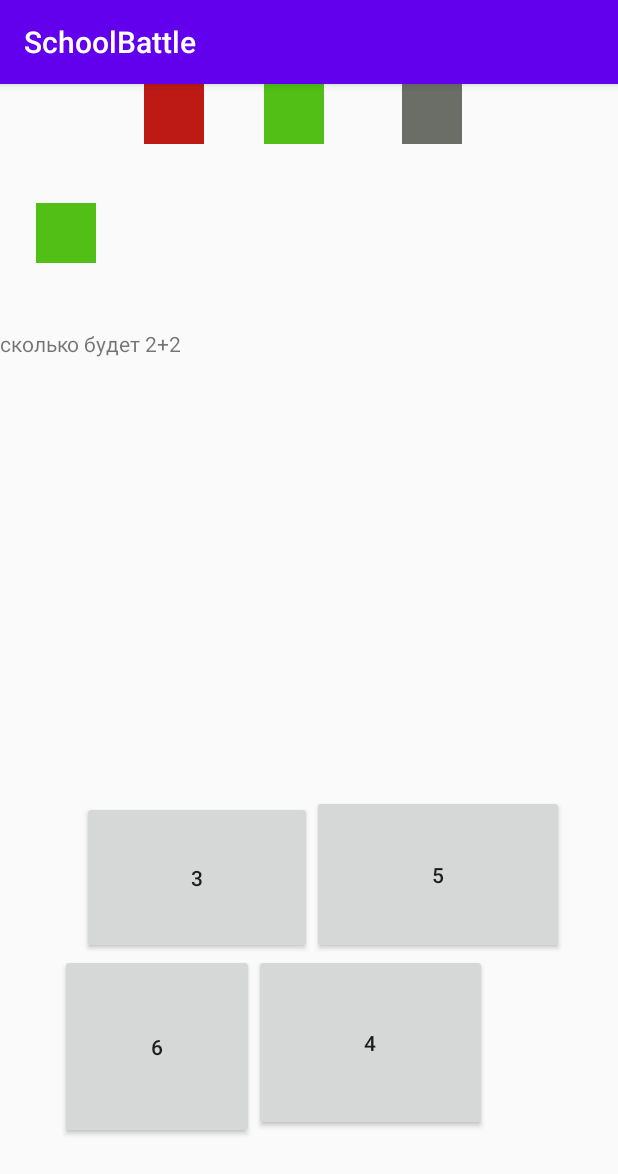
After one commit to MassaPro/SchoolBattle, an Android app: the GameActivity screen opened directly, with no data from a screen before it, on a phone screen of 412 x 824 dp. The commit adds this screen. Shown: the top 1174 px of the screen. Run offline under Robolectric (Android 15) with nearby library versions, the phone set to English and light mode, and no system bars.

Commit message:
Сделан прототип game_activity

```diff
--- a/app/src/main/AndroidManifest.xml
+++ b/app/src/main/AndroidManifest.xml
@@ -9,6 +9,8 @@
         android:roundIcon="@mipmap/ic_launcher_round"
         android:supportsRtl="true"
         android:theme="@style/AppTheme">
+        <activity android:name=".AnaliticalActivity"></activity>
+        <activity android:name=".GameActivity" />
         <activity android:name=".MainActivity">
             <intent-filter>
                 <action android:name="android.intent.action.MAIN" />
--- /dev/null
+++ b/app/src/main/java/com/example/schoolbattle/GameActivity.kt
@@ -0,0 +1,141 @@
+package com.example.schoolbattle
+
+import android.content.Intent
+import androidx.appcompat.app.AppCompatActivity
+import android.os.Bundle
+import kotlinx.android.synthetic.main.activity_game.*
+
+//на каком вопросе сейчас игрок     статистика ответов(0/1/2)               условие текущего вопроса
+public class data_base(var number_of_question: Int,var answer_questions :String, var current_issue : String,
+                      var real_answer: Int, var answer_1: Int,var answer_2:Int,var answer_3:Int)
+
+
+
+class GameActivity : AppCompatActivity() {
+    override fun onCreate(savedInstanceState: Bundle?) {
+        super.onCreate(savedInstanceState)
+        setContentView(R.layout.activity_game)
+
+
+        val Data_base = data_base(0, "2120", "сколько будет 2+2",
+            4,3,5,6)      // потом нужно заменить
+
+
+        if(Data_base.answer_questions[0]=='0')         //подбор цветов для прямоугольников, обозначающих прогресс игры в зависимости от answer_questions
+        {
+            image1.setImageResource(R.drawable.none);
+        }
+        if(Data_base.answer_questions[0]=='1')
+        {
+            image1.setImageResource(R.drawable.not_right);
+        }
+        if(Data_base.answer_questions[0]=='2')
+        {
+            image1.setImageResource(R.drawable.right);
+        }
+
+        if(Data_base.answer_questions[1]=='0')
+        {
+            image2.setImageResource(R.drawable.none);
+        }
+        if(Data_base.answer_questions[1]=='1')
+        {
+            image2.setImageResource(R.drawable.not_right);
+        }
+        if(Data_base.answer_questions[1]=='2')
+        {
+            image2.setImageResource(R.drawable.right);
+        }
+
+        if(Data_base.answer_questions[2]=='0')
+        {
+            image3.setImageResource(R.drawable.none);
+        }
+        if(Data_base.answer_questions[2]=='1')
+        {
+            image3.setImageResource(R.drawable.not_right);
+        }
+        if(Data_base.answer_questions[2]=='2')
+        {
+            image3.setImageResource(R.drawable.right);
+        }
+
+        if(Data_base.answer_questions[3]=='0')
+        {
+            image4.setImageResource(R.drawable.none);
+        }
+        if(Data_base.answer_questions[3]=='1')
+        {
+            image4.setImageResource(R.drawable.not_right);
+        }
+        if(Data_base.answer_questions[3]=='2')
+        {
+            image4.setImageResource(R.drawable.right);
+        }
+
+
+
+
+        text_task.text  = Data_base.current_issue // пишем условие задачи
+        var list_answers = listOf(Data_base.answer_1, Data_base.answer_2, Data_base.answer_3, Data_base.real_answer ) //список из ответов
+        list_answers.shuffled() //перемешиваем его
+        button1.text = list_answers[0].toString()  //выдаем в виде кнопок
+        button2.text = list_answers[1].toString()
+        button3.text = list_answers[2].toString()
+        button4.text = list_answers[3].toString()
+
+
+
+
+        button1.setOnClickListener{                                 //проверка при нажатии на кнопку и передача через Intent в другое активити
+            var intent = Intent(this,AnaliticalActivity::class.java)
+            if(button1.text == Data_base.real_answer.toString()) {
+                intent.putExtra("Answer","Right")
+            }
+            else
+            {
+                intent.putExtra("Answer","False")
+            }
+            startActivity(intent)
+        }
+
+        button2.setOnClickListener{
+            var intent = Intent(this,AnaliticalActivity::class.java)
+            if(button2.text == Data_base.real_answer.toString()) {
+                intent.putExtra("Answer","Right")
+            }
+            else
+            {
+                intent.putExtra("Answer","False")
+            }
+            startActivity(intent)
+        }
+
+        button3.setOnClickListener{
+            var intent = Intent(this,AnaliticalActivity::class.java)
+            if(button3.text == Data_base.real_answer.toString()) {
+                intent.putExtra("Answer","Right")
+            }
+            else
+            {
+                intent.putExtra("Answer","False")
+            }
+            startActivity(intent)
+        }
+
+        button4.setOnClickListener{
+            var intent = Intent(this,AnaliticalActivity::class.java)
+            if(button4.text == Data_base.real_answer.toString()) {
+                intent.putExtra("Answer","Right")
+            }
+            else
+            {
+                intent.putExtra("Answer","False")
+            }
+            startActivity(intent)
+        }
+    }
+
+
+
+}
--- /dev/null
+++ b/app/src/main/res/layout/activity_game.xml
@@ -0,0 +1,113 @@
+<?xml version="1.0" encoding="utf-8"?>
+<androidx.constraintlayout.widget.ConstraintLayout xmlns:android="http://schemas.android.com/apk/res/android"
+    xmlns:app="http://schemas.android.com/apk/res-auto"
+    xmlns:tools="http://schemas.android.com/tools"
+    android:layout_width="match_parent"
+    android:layout_height="match_parent"
+    tools:context=".MainActivity">
+
+
+    <ImageView
+        android:id="@+id/image4"
+        android:layout_width="wrap_content"
+        android:layout_height="wrap_content"
+        android:layout_marginStart="52dp"
+        app:layout_constraintStart_toEndOf="@+id/image3"
+        app:srcCompat="@drawable/none"
+        tools:layout_editor_absoluteY="32dp" />
+
+    <ImageView
+        android:id="@+id/image3"
+        android:layout_width="wrap_content"
+        android:layout_height="wrap_content"
+        android:layout_marginStart="40dp"
+        app:layout_constraintStart_toEndOf="@+id/image2"
+        app:srcCompat="@drawable/none"
+        tools:layout_editor_absoluteY="32dp" />
+
+    <ImageView
+        android:id="@+id/image2"
+        android:layout_width="wrap_content"
+        android:layout_height="wrap_content"
+        android:layout_marginStart="32dp"
+        app:layout_constraintStart_toEndOf="@+id/image1"
+        app:srcCompat="@drawable/none"
+        tools:layout_editor_absoluteY="32dp" />
+
+    <TextView
+        android:id="@+id/text_task"
+        android:layout_width="fill_parent"
+        android:layout_height="wrap_content"
+        android:text="Hello World!"
+        app:layout_constraintBottom_toBottomOf="parent"
+        app:layout_constraintHorizontal_bias="0.0"
+        app:layout_constraintLeft_toLeftOf="parent"
+        app:layout_constraintRight_toRightOf="parent"
+        app:layout_constraintTop_toTopOf="parent"
+        app:layout_constraintVertical_bias="0.218" />
+
+    <Button
+        android:id="@+id/button1"
+        android:layout_width="153dp"
+        android:layout_height="102dp"
+        android:layout_marginTop="256dp"
+        android:layout_marginBottom="188dp"
+        android:text="Button"
+        app:layout_constraintBottom_toBottomOf="parent"
+        app:layout_constraintEnd_toStartOf="@+id/button2"
+        app:layout_constraintHorizontal_bias="1.0"
+        app:layout_constraintStart_toStartOf="parent"
+        app:layout_constraintTop_toBottomOf="@+id/textView3"
+        app:layout_constraintVertical_bias="0.0" />
+
+    <Button
+        android:id="@+id/button2"
+        android:layout_width="168dp"
+        android:layout_height="106dp"
+        android:layout_marginTop="256dp"
+        android:layout_marginEnd="36dp"
+        android:layout_marginBottom="188dp"
+        android:text="Button"
+        app:layout_constraintBottom_toBottomOf="parent"
+        app:layout_constraintEnd_toEndOf="parent"
+        app:layout_constraintHorizontal_bias="1.0"
+        app:layout_constraintStart_toStartOf="parent"
+        app:layout_constraintTop_toBottomOf="@+id/textView3"
+        app:layout_constraintVertical_bias="0.0" />
+
+    <Button
+        android:id="@+id/button3"
+        android:layout_width="129dp"
+        android:layout_height="123dp"
+        android:text="Button"
+        app:layout_constraintBottom_toBottomOf="parent"
+        app:layout_constraintEnd_toEndOf="parent"
+        app:layout_constraintHorizontal_bias="0.142"
+        app:layout_constraintStart_toStartOf="parent"
+        app:layout_constraintTop_toBottomOf="@+id/button1"
+        app:layout_constraintVertical_bias="0.0" />
+
+    <Button
+        android:id="@+id/button4"
+        android:layout_width="155dp"
+        android:layout_height="118dp"
+        android:text="Button"
+        app:layout_constraintBottom_toBottomOf="parent"
+        app:layout_constraintEnd_toEndOf="parent"
+        app:layout_constraintHorizontal_bias="0.0"
+        app:layout_constraintStart_toEndOf="@+id/button3"
+        app:layout_constraintTop_toBottomOf="@+id/button2"
+        app:layout_constraintVertical_bias="0.0" />
+
+    <ImageView
+        android:id="@+id/image1"
+        android:layout_width="wrap_content"
+        android:layout_height="wrap_content"
+        android:layout_marginStart="24dp"
+        android:layout_marginBottom="44dp"
+        app:layout_constraintBottom_toTopOf="@+id/text_task"
+        app:layout_constraintStart_toStartOf="parent"
+        app:srcCompat="@drawable/none" />
+
+
+</androidx.constraintlayout.widget.ConstraintLayout>
```
Also changed, not shown: app/src/main/java/com/example/schoolbattle/AnaliticalActivity.kt (added, +16 -0 lines), app/src/main/java/com/example/schoolbattle/MainActivity.kt (+9 -0 lines), app/src/main/res/layout/activity_analitical.xml (added, +17 -0 lines), app/src/main/res/layout/activity_main.xml (+12 -0 lines), app/src/main/res/drawable-v24/none.png (added), app/src/main/res/drawable-v24/not_right.png (added), app/src/main/res/drawable-v24/right.png (added).
